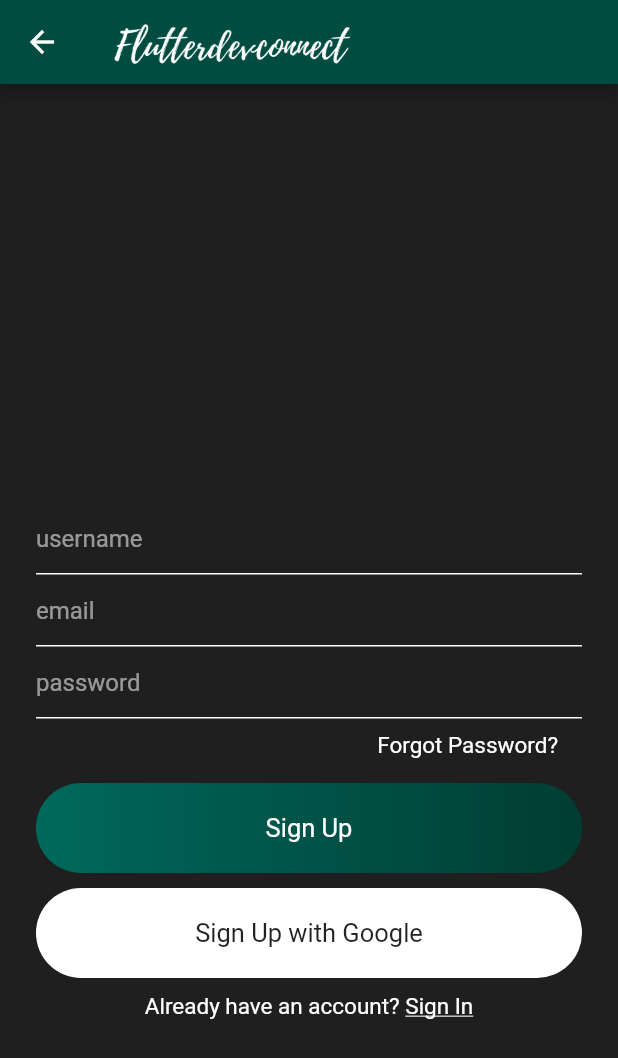
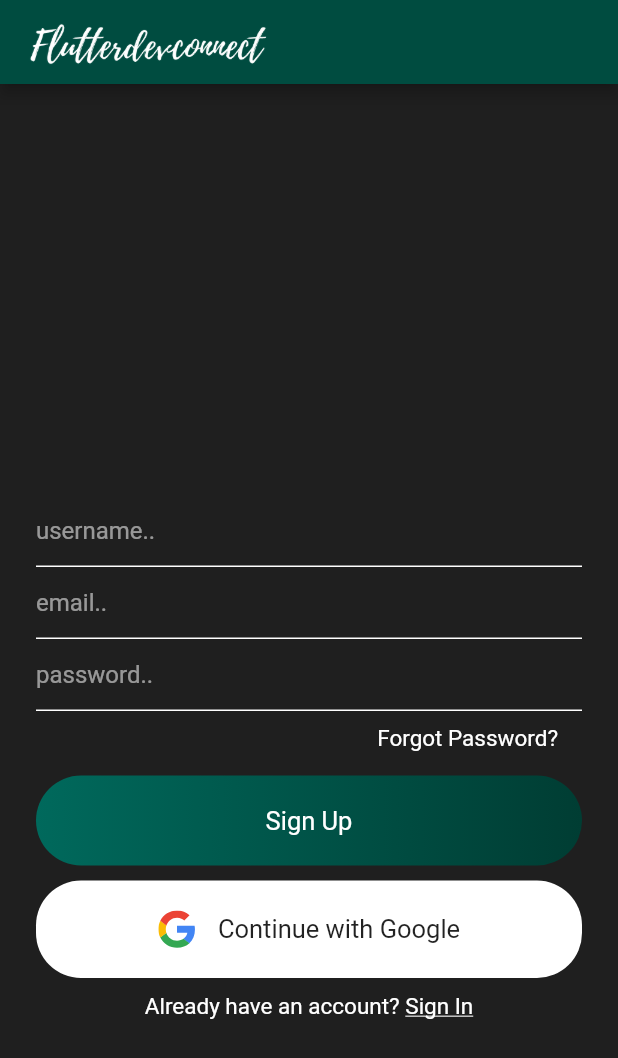
Before and after one commit to Jbhaliyan/talky, a Flutter app: the SignUp screen opened directly, on a phone screen of 412 x 824 dp. Shown: the top 1058 px of the screen. Run offline on Flutter 3.47's test engine with Material 2 defaults, Android fonts, the phone set to English and light mode, and no system bars; our stand-ins replace firebase_auth, firebase_core, flutter_secure_storage, flutter_svg, google_sign_in; accounts and stored records are empty; network calls fail.

```diff
--- a/lib/main.dart
+++ b/lib/main.dart
@@ -1,12 +1,45 @@
+import 'package:firebase_auth/firebase_auth.dart';
+import 'package:firebase_core/firebase_core.dart';
 import 'package:flutter/material.dart';
-import 'screens/signin.dart';
+import 'package:talky/screens/chatRoom.dart';
+import 'package:talky/screens/signup.dart';
+import 'package:talky/services/auth.dart';
+// import 'screens/signin.dart';
+import 'screens/signup.dart';
+import 'package:firebase_auth/firebase_auth.dart' as firebase_auth;
 
-void main() {
+void main() async {
+  WidgetsFlutterBinding.ensureInitialized();
+  await Firebase.initializeApp();
   runApp(MyApp());
 }
 
-class MyApp extends StatelessWidget {
+class MyApp extends StatefulWidget {
   // This widget is the root of your application.
+  @override
+  _MyAppState createState() => _MyAppState();
+}
+
+class _MyAppState extends State<MyApp> {
+  Widget currentPage = SignUp();
+  AuthClass authClass = AuthClass();
+
+  @override
+  void initState() {
+    super.initState();
+    checkLogin();
+  }
+
+  void checkLogin() async {
+    // TODO: implement check login function
+    String token = await authClass.getToken();
+    if (token != null) {
+      setState(() {
+        currentPage = ChatRoom();
+      });
+    }
+  }
+
   @override
   Widget build(BuildContext context) {
     return MaterialApp(
@@ -18,7 +51,7 @@ class MyApp extends StatelessWidget {
         primarySwatch: Colors.teal,
         visualDensity: VisualDensity.adaptivePlatformDensity,
       ),
-      home: SignIn(),
+      home: currentPage,
     );
   }
 }
--- a/lib/screens/signup.dart
+++ b/lib/screens/signup.dart
@@ -1,6 +1,13 @@
+import 'package:firebase_auth/firebase_auth.dart' as firebase_auth;
+import 'package:firebase_auth/firebase_auth.dart';
 import 'package:flutter/material.dart';
+// import 'package:flutter_svg/svg.dart';
+import 'package:talky/screens/signin.dart';
 import 'package:talky/services/auth.dart';
+import 'package:talky/services/database.dart';
 import 'package:talky/widgets/widgets.dart';
+
+import 'chatRoom.dart';
 
 class SignUp extends StatefulWidget {
   @override
@@ -8,27 +15,42 @@ class SignUp extends StatefulWidget {
 }
 
 class _SignUpState extends State<SignUp> {
+  final formKey = GlobalKey<FormState>();
   bool isLoading = false;
-  AuthMethods authMethods = new AuthMethods();
 
-  final formKey = GlobalKey<FormState>();
-  TextEditingController userNameTextEditingController =
-      new TextEditingController();
-  TextEditingController emailTextEditingController =
-      new TextEditingController();
-  TextEditingController passwordTextEditingController =
-      new TextEditingController();
+  TextEditingController _userNameController = new TextEditingController();
+  TextEditingController _emailController = new TextEditingController();
+  TextEditingController _pwdController = new TextEditingController();
 
-  signMeUp() {
-    if (formKey.currentState.validate()) {
+  firebase_auth.FirebaseAuth firebaseAuth = firebase_auth.FirebaseAuth.instance;
+  AuthClass authClass = AuthClass();
+  DatabaseMethods databaseMethods = new DatabaseMethods();
+
+  signMeUp() async {
+    try {
+      firebase_auth.UserCredential userCredential =
+          await firebaseAuth.createUserWithEmailAndPassword(
+              email: _emailController.text, password: _pwdController.text);
+      // userCredential.user.displayName = _userNameController.text;
+      print(userCredential.user.uid);
       setState(() {
-        isLoading = true;
+        isLoading = false;
       });
-
-      authMethods
-          .singUpWithEmailAndPassword(emailTextEditingController.text,
-              passwordTextEditingController.text)
-          .then((value) => print(value));
+      Map<String, String> userMap = {
+        "name": _userNameController.text,
+        "email": _emailController.text
+      };
+      databaseMethods.uploadUserInfo(userMap);
+      Navigator.pushAndRemoveUntil(
+          context,
+          MaterialPageRoute(builder: (builder) => ChatRoom()),
+          (route) => false);
+    } catch (e) {
+      final snackBar = SnackBar(content: Text(e.toString()));
+      ScaffoldMessenger.of(context).showSnackBar(snackBar);
+      setState(() {
+        isLoading = false;
+      });
     }
   }
 
@@ -36,11 +58,7 @@ class _SignUpState extends State<SignUp> {
   Widget build(BuildContext context) {
     return Scaffold(
       appBar: appBarMain(context),
-      body: isLoading
-          ? Container(
-              child: Center(child: CircularProgressIndicator()),
-            )
-          : SingleChildScrollView(
+      body: SingleChildScrollView(
         child: Container(
           // padding: EdgeInsets.only(top: 250.0),
           height: MediaQuery.of(context).size.height - 100,
@@ -61,9 +79,9 @@ class _SignUpState extends State<SignUp> {
                               ? "Please provide Username"
                               : null;
                         },
-                              controller: userNameTextEditingController,
+                        controller: _userNameController,
                         style: simpleTextStyle(),
-                              decoration: textFieldInputDecoration("username"),
+                        decoration: textFieldInputDecoration("username.."),
                       ),
                       TextFormField(
                         validator: (val) {
@@ -73,9 +91,9 @@ class _SignUpState extends State<SignUp> {
                               ? null
                               : "Invalid email";
                         },
-                              controller: emailTextEditingController,
+                        controller: _emailController,
                         style: simpleTextStyle(),
-                              decoration: textFieldInputDecoration("email"),
+                        decoration: textFieldInputDecoration("email.."),
                       ),
                       TextFormField(
                         obscureText: true,
@@ -84,9 +102,9 @@ class _SignUpState extends State<SignUp> {
                               ? "Use minimum 8 characters"
                               : null;
                         },
-                              controller: passwordTextEditingController,
+                        controller: _pwdController,
                         style: simpleTextStyle(),
-                              decoration: textFieldInputDecoration("password"),
+                        decoration: textFieldInputDecoration("password.."),
                       ),
                     ],
                   ),
@@ -97,10 +115,9 @@ class _SignUpState extends State<SignUp> {
                 Container(
                   alignment: Alignment.centerRight,
                   child: Container(
-                          padding: EdgeInsets.symmetric(
-                              horizontal: 16.0, vertical: 8.0),
-                          child: Text("Forgot Password?",
-                              style: mediumTextStyle()),
+                    padding:
+                        EdgeInsets.symmetric(horizontal: 16.0, vertical: 8.0),
+                    child: Text("Forgot Password?", style: mediumTextStyle()),
                   ),
                 ),
                 SizedBox(height: 8.0),
@@ -108,35 +125,18 @@ class _SignUpState extends State<SignUp> {
                   onTap: () {
                     signMeUp();
                   },
-                        child: Container(
-                          alignment: Alignment.center,
-                          width: MediaQuery.of(context).size.width,
-                          padding: EdgeInsets.symmetric(vertical: 20),
-                          decoration: BoxDecoration(
-                            gradient: LinearGradient(
-                              colors: [
-                                const Color(0xff00695c),
-                                const Color(0xff003d33),
-                              ],
-                            ),
-                            borderRadius: BorderRadius.circular(30.0),
-                          ),
-                          child: Text("Sign Up",
-                              style: buttonTextStyle(Colors.white)),
-                        ),
+                  child: isLoading
+                      ? CircularProgressIndicator(
+                          color: Color(0xff00735c),
+                        )
+                      : button(context, "Sign Up"),
                 ),
                 SizedBox(height: 10.0),
-                      Container(
-                        alignment: Alignment.center,
-                        width: MediaQuery.of(context).size.width,
-                        padding: EdgeInsets.symmetric(vertical: 20),
-                        decoration: BoxDecoration(
-                          color: Colors.white,
-                          borderRadius: BorderRadius.circular(30.0),
-                        ),
-                        child: Text("Sign Up with Google",
-                            style: buttonTextStyle(Colors.black87)),
-                      ),
+                GestureDetector(
+                    onTap: () async {
+                      await authClass.googleSignIn(context);
+                    },
+                    child: googleButton(context)),
                 SizedBox(height: 10.0),
                 Row(
                   mainAxisAlignment: MainAxisAlignment.center,
@@ -145,12 +145,20 @@ class _SignUpState extends State<SignUp> {
                       "Already have an account? ",
                       style: mediumTextStyle(),
                     ),
-                          Text(
+                    GestureDetector(
+                      onTap: () {
+                        Navigator.pushAndRemoveUntil(
+                            context,
+                            MaterialPageRoute(builder: (builder) => SignIn()),
+                            (route) => false);
+                      },
+                      child: Text(
                         "Sign In",
                         style: TextStyle(
                           color: Colors.white,
                           fontSize: 15.0,
                           decoration: TextDecoration.underline,
+                        ),
                       ),
                     ),
                   ],
--- a/lib/widgets/widgets.dart
+++ b/lib/widgets/widgets.dart
@@ -1,4 +1,6 @@
 import 'package:flutter/material.dart';
+import 'package:flutter_svg/svg.dart';
+import 'package:talky/screens/search.dart';
 
 Widget appBarMain(BuildContext context) {
   return AppBar(
@@ -36,3 +38,59 @@ TextStyle mediumTextStyle() {
 TextStyle buttonTextStyle(Color colour) {
   return TextStyle(color: colour, fontSize: 17.0);
 }
+
+Widget googleButton(BuildContext context) {
+  return Container(
+    alignment: Alignment.center,
+    width: MediaQuery.of(context).size.width,
+    padding: EdgeInsets.symmetric(vertical: 20),
+    decoration: BoxDecoration(
+      color: Colors.white,
+      borderRadius: BorderRadius.circular(30.0),
+    ),
+    child: Row(
+      mainAxisAlignment: MainAxisAlignment.center,
+      children: [
+        // SizedBox(width: 20),
+        SvgPicture.asset("assets/images/google.svg", height: 25, width: 25),
+        SizedBox(width: 15.0),
+        Text(
+          "Continue with Google",
+          style: buttonTextStyle(Colors.black87),
+          textAlign: TextAlign.center,
+        ),
+      ],
+    ),
+  );
+}
+
+Widget button(context, String text) {
+  return Container(
+    alignment: Alignment.center,
+    width: MediaQuery.of(context).size.width,
+    padding: EdgeInsets.symmetric(vertical: 20),
+    decoration: BoxDecoration(
+      gradient: LinearGradient(
+        colors: [
+          // const Color(0xff00735c),
+          const Color(0xff00695c),
+          const Color(0xff003d33),
+        ],
+      ),
+      borderRadius: BorderRadius.circular(30.0),
+    ),
+    child: Text(
+      text,
+      style: buttonTextStyle(Colors.white),
+      textAlign: TextAlign.center,
+    ),
+  );
+}
+
+// Widget searchList() {
+//   return ListView.builder(
+//     itemBuilder: (BuildContext context, int index) {
+//       return SearchTile(userName: "", userEmail: "");
+//     },
+//   );
+// }
```
Also changed, not shown: lib/screens/signin.dart (+75 -37 lines), lib/services/auth.dart (+53 -40 lines), assets/images/google.svg (added), lib/screens/chatroomscreen.dart (deleted), lib/screens/chatscreen.dart (deleted), pubspec.lock, 3 other files. Lines whose indentation alone changed are shown as unchanged.
